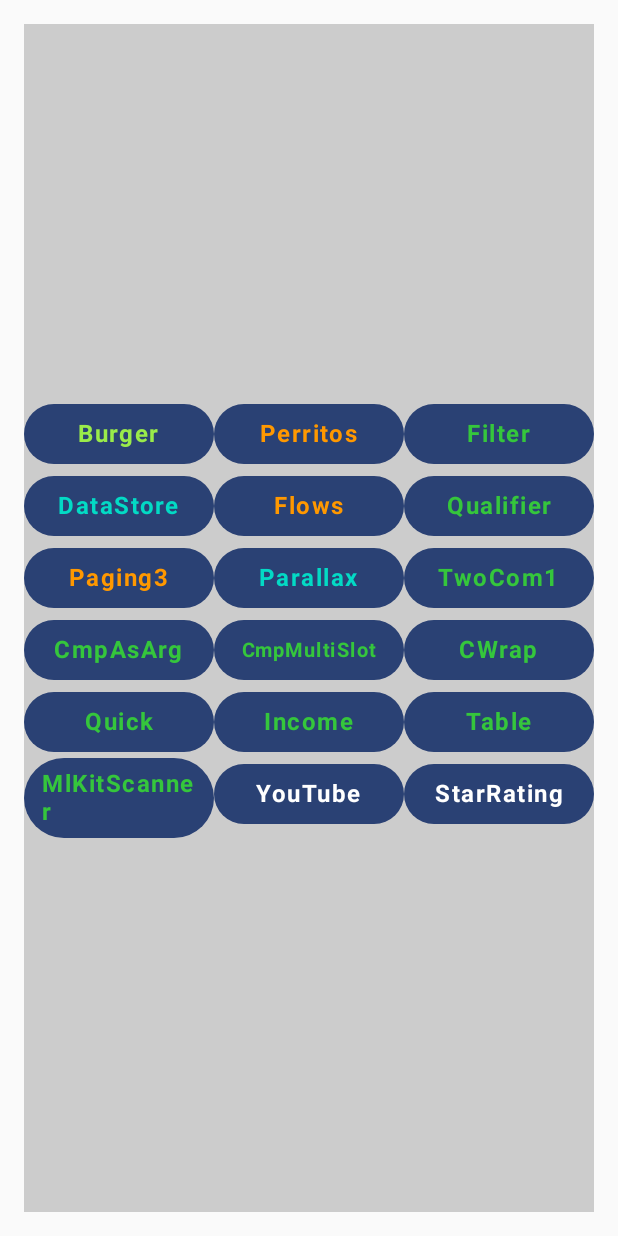
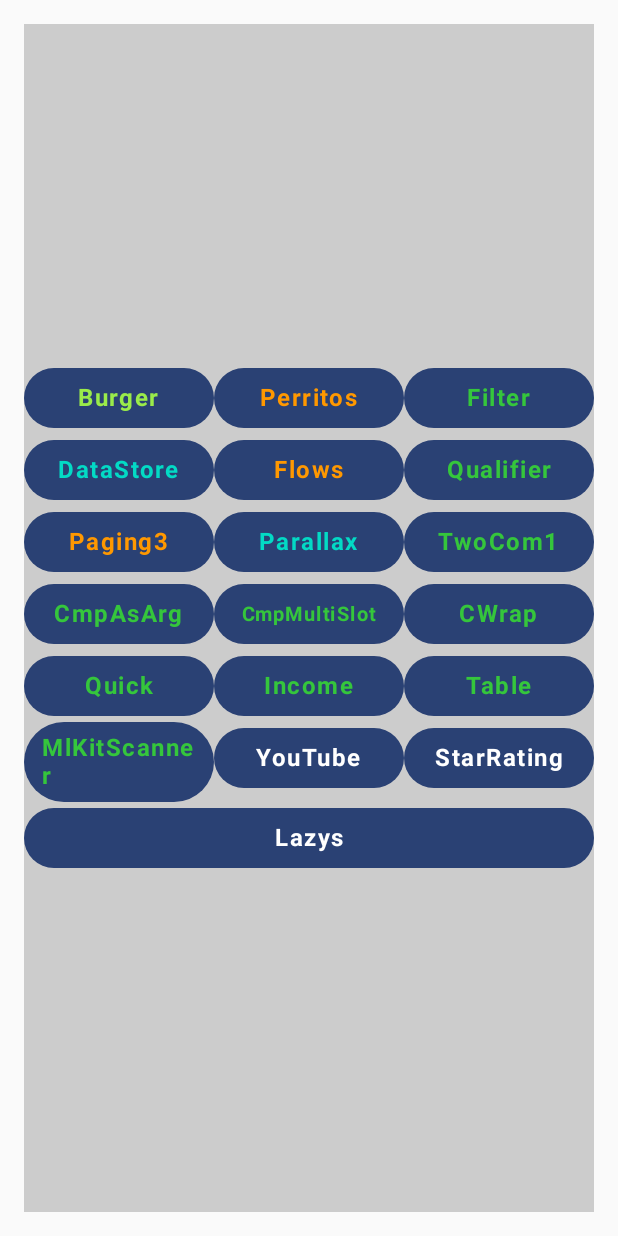
Before and after one commit to 7yes/C25a, an Android app built with Jetpack Compose: the screen it shows after launch (MainActivity), on a phone screen of 412 x 824 dp. Run offline under Robolectric (Android 15) with nearby library versions, the phone set to English and light mode, and no system bars; our stand-ins replace Dagger/Hilt's generated code.

Commit message:
Lazys (#14)
* Ag RatingBar

* lazys row colum grid StaggeredGrid

```diff
--- a/app/src/main/java/com/jesse/c25a/MainActivity.kt
+++ b/app/src/main/java/com/jesse/c25a/MainActivity.kt
@@ -32,6 +32,7 @@
 import com.jesse.c25a.filter.presentation.FilterScreen
 import com.jesse.c25a.flows.FlowsScreen
 import com.jesse.c25a.hg.parallax.ParallaxEffectScreen
+import com.jesse.c25a.lazys.LazysScreen
 import com.jesse.c25a.mlkit.mlkScanner.MlkScanScreen
 import com.jesse.c25a.paging3tutorial.presentation.Paging3Screen
 import com.jesse.c25a.perritos.PerritosScreen
@@ -80,6 +81,7 @@
                     composable(MyScreens.MlKitScanner.name) { MlkScanScreen(activity = this@MainActivity) }
                     composable(MyScreens.YouTube.name) { YouTubeScreen() }
                     composable(MyScreens.StarRating.name) { StarRatingScreen() }
+                    composable(MyScreens.Lazys.name) { LazysScreen() }
                 }
             }
         }
@@ -96,7 +98,7 @@
         Qualifier(MyCatScreen.YOP), Paging3(MyCatScreen.ARIS), Parallax(MyCatScreen.HG),
         TwoCom1(MyCatScreen.YOP), CmpAsArg(MyCatScreen.YOP), CmpMultiSlot(MyCatScreen.YOP,13),
         CWrap(MyCatScreen.YOP), Quick(MyCatScreen.YOP), Income(MyCatScreen.YOP), Table(MyCatScreen.YOP),
-        MlKitScanner(MyCatScreen.YOP),YouTube(MyCatScreen.AG),StarRating(MyCatScreen.AG),
+        MlKitScanner(MyCatScreen.YOP),YouTube(MyCatScreen.AG),StarRating(MyCatScreen.AG),Lazys(MyCatScreen.AG),
     }
 
     @Composable
```
Also changed, not shown: app/src/main/java/com/jesse/c25a/lazys/LazysScreen.kt (added, +53 -0 lines).
